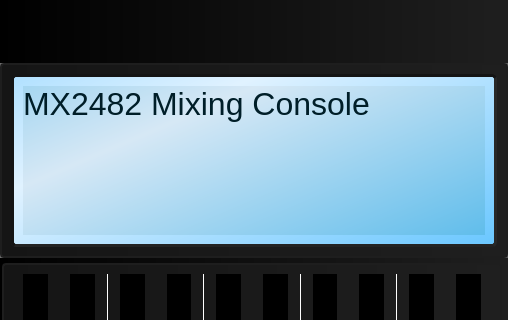
Before: the Qt Designer form demo/mainmixerwidget.ui in jacob3141/qtjack, drawn with Qt 5; both pictures show x 0 to 508 and y 278 to 598 of the 508 by 1014 pixel window.
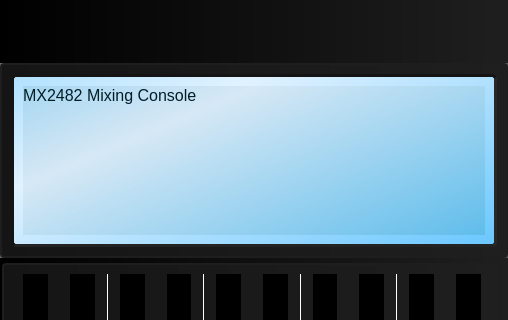
After: the same form once the commit is applied. Icons and pictures are not drawn.

Commit message: Added call to stop audio processing before app closes, preventing crash on close.

```diff
--- a/demo/mainmixerwidget.ui
+++ b/demo/mainmixerwidget.ui
@@ -238,7 +238,7 @@
 border: 0px;
 border-radius: 0px;
 
-font-size: 32px;</string>
+font-size: 16px;</string>
            </property>
            <property name="text">
             <string>MX2482 Mixing Console</string>
```
The commit also changes 2 other files.
